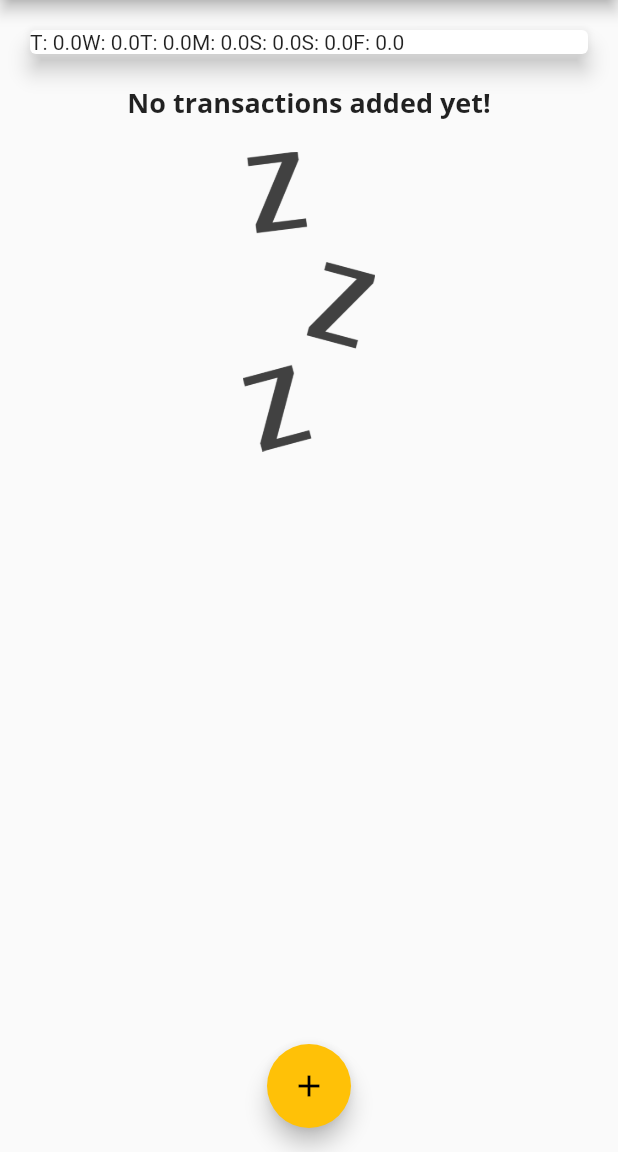
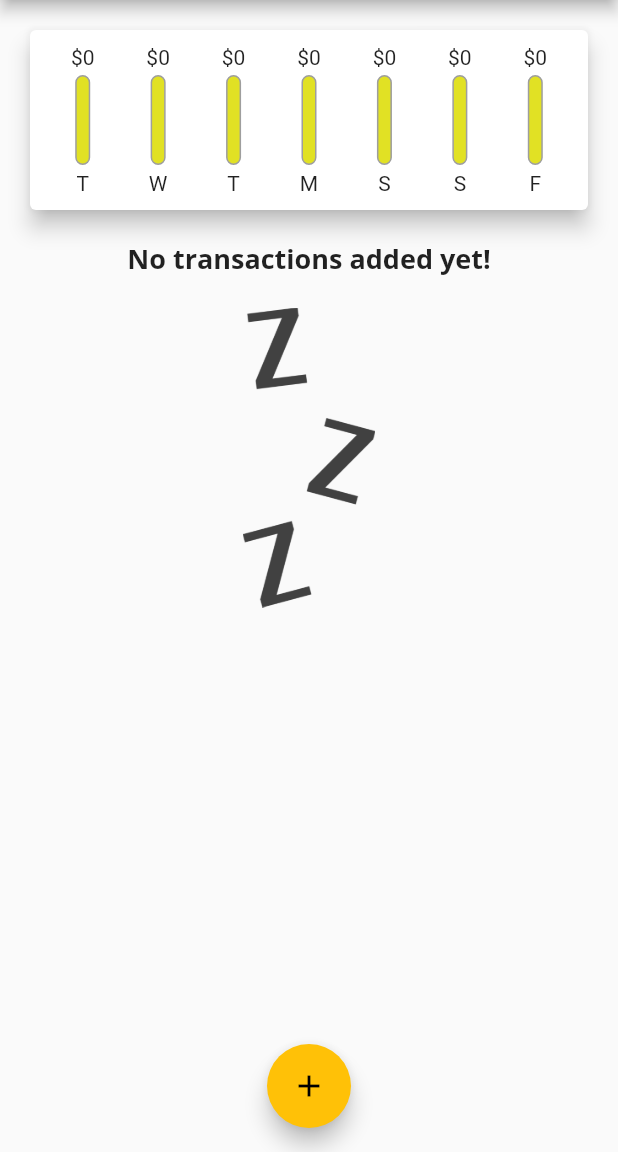
Before and after one commit to ayoline/Personal-Expenses-app, a Flutter app: the screen it shows after launch, on a phone screen of 412 x 824 dp, the part 84-1236 px from its top. Run offline on Flutter 3.47's test engine with Material 2 defaults, Android fonts, the phone set to English and light mode, and no system bars.

Commit message:
add new Chart_bar.dart and update chart file with some corrections

```diff
--- a/lib/widgets/chart.dart
+++ b/lib/widgets/chart.dart
@@ -1,6 +1,7 @@
 import 'package:flutter/material.dart';
 import 'package:intl/intl.dart';
 
+import '../widgets/chart_bar.dart';
 import '../models/transaction.dart';
 
 class Chart extends StatelessWidget {
@@ -29,15 +30,34 @@ class Chart extends StatelessWidget {
     });
   }
 
+  double get totalSpending {
+    return groupedTransactionValues.fold(0.0, (sum, item) {
+      return sum + (item['amount'] as double);
+    });
+  }
+
   @override
   Widget build(BuildContext context) {
     return Card(
       elevation: 6,
       margin: const EdgeInsets.all(20),
-      child: Row(
-        children: groupedTransactionValues.map((data) {
-          return Text('${data['day']}: ${data['amount']}');
-        }).toList(),
+      child: Padding(
+        padding: const EdgeInsets.all(10),
+        child: Row(
+          mainAxisAlignment: MainAxisAlignment.spaceAround,
+          children: groupedTransactionValues.map((data) {
+            return Flexible(
+              fit: FlexFit.tight,
+              child: ChartBar(
+                (data['day'] as String),
+                (data['amount'] as double),
+                totalSpending == 0.0
+                    ? 0.0
+                    : (data['amount'] as double) / totalSpending,
+              ),
+            );
+          }).toList(),
+        ),
       ),
     );
   }
--- a/lib/widgets/chart_bar.dart
+++ b/lib/widgets/chart_bar.dart
@@ -15,7 +15,9 @@ class ChartBar extends StatelessWidget {
   Widget build(BuildContext context) {
     return Column(
       children: [
-        Text('\$${spendingAmount.toStringAsFixed(0)}'),
+        FittedBox(
+          child: Text('\$${spendingAmount.toStringAsFixed(0)}'),
+        ),
         const SizedBox(
           height: 4,
         ),
```
